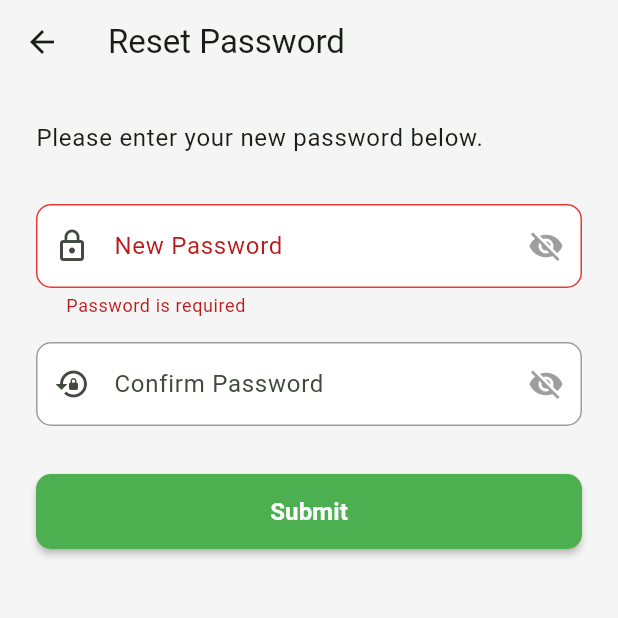
After one commit to Wajbat/Wajbat_Flutter, a Flutter app: the ResetPasswordScreen screen opened by its route, after a tap on "Submit", on a phone screen of 412 x 824 dp, the top half of it. The commit adds this screen. Run offline on Flutter 3.47's test engine with Material 3 defaults, Android fonts, the light colour scheme and no system bars; our stand-ins replace cached_network_image, flutter_datetime_picker_plus, flutter_dotenv, flutter_image_compress, geocoding, geolocator and 7 more; accounts and stored records are empty.

Commit message:
reset password commit

```diff
--- a/lib/core/constants/app_routes.dart
+++ b/lib/core/constants/app_routes.dart
@@ -19,4 +19,5 @@ class AppRoutes {
   static const String chatbot = '/chatbot';
   static const String supportTicket = '/support-ticket';
   static const String myDonations = '/my-donations';
+  static const String resetPassword = '/reset-password';
 }
--- a/lib/core/localization/app_localizations.dart
+++ b/lib/core/localization/app_localizations.dart
@@ -210,6 +210,11 @@ class AppLocalizations {
       'reset_password_desc': 'Enter your email address and we will send you a link to reset your password.',
       'send_reset_link': 'Send Reset Link',
       'password_reset_sent': 'Password reset link sent! Check your email.',
+      'reset_password_instruction': 'Please enter your new password below.',
+      'new_password': 'New Password',
+      'password_too_short': 'Password must be at least 8 characters long',
+      'password_updated_success': 'Password updated successfully!',
+      'error_reset_password': 'Failed to reset password. Please try again.',
     },
     'ar': {
       'app_name': 'وجبات',
@@ -404,6 +409,11 @@ class AppLocalizations {
       'reset_password_desc': 'أدخل عنوان بريدك الإلكتروني وسنرسل لك رابطاً لإعادة تعيين كلمة المرور الخاصة بك.',
       'send_reset_link': 'إرسال رابط الإعادة',
       'password_reset_sent': 'تم إرسال رابط إعادة تعيين كلمة المرور! تحقق من بريدك الإلكتروني.',
+      'reset_password_instruction': 'يرجى إدخال كلمة المرور الجديدة أدناه.',
+      'new_password': 'كلمة المرور الجديدة',
+      'password_too_short': 'يجب أن تتكون كلمة المرور من 8 أحرف على الأقل',
+      'password_updated_success': 'تم تحديث كلمة المرور بنجاح!',
+      'error_reset_password': 'فشل إعادة تعيين كلمة المرور. يرجى المحاولة مرة أخرى.',
     },
   };
 
--- /dev/null
+++ b/lib/core/utils/navigator_key.dart
@@ -0,0 +1,5 @@
+import 'package:flutter/material.dart';
+
+class AppNavigator {
+  static final GlobalKey<NavigatorState> navigatorKey = GlobalKey<NavigatorState>();
+}
--- a/lib/main.dart
+++ b/lib/main.dart
@@ -28,6 +28,9 @@ import 'screens/support/support_ticket_screen.dart';
 import 'screens/support/chatbot_screen.dart';
 import 'screens/rewards/leaderboard_screen.dart';
 import 'screens/chat/chat_screen.dart';
+import 'screens/auth/reset_password_screen.dart';
+import 'core/utils/navigator_key.dart';
+import 'package:supabase_flutter/supabase_flutter.dart';
 
 void main() async {
   WidgetsFlutterBinding.ensureInitialized();
@@ -42,8 +45,26 @@ void main() async {
   runApp(const MyApp());
 }
 
-class MyApp extends StatelessWidget {
+class MyApp extends StatefulWidget {
   const MyApp({super.key});
+
+  @override
+  State<MyApp> createState() => _MyAppState();
+}
+
+class _MyAppState extends State<MyApp> {
+  @override
+  void initState() {
+    super.initState();
+
+    // Listen for auth state changes to catch password recovery deep link
+    SupabaseConfig.auth.onAuthStateChange.listen((data) {
+      final AuthChangeEvent event = data.event;
+      if (event == AuthChangeEvent.passwordRecovery) {
+        AppNavigator.navigatorKey.currentState?.pushNamed(AppRoutes.resetPassword);
+      }
+    });
+  }
 
   @override
   Widget build(BuildContext context) {
@@ -60,6 +81,7 @@ class MyApp extends StatelessWidget {
         builder: (context, languageProvider, child) {
           return MaterialApp(
             title: 'Wajbat',
+            navigatorKey: AppNavigator.navigatorKey,
             debugShowCheckedModeBanner: false,
             // Localization
             locale: languageProvider.currentLocale,
@@ -91,6 +113,7 @@ class MyApp extends StatelessWidget {
               AppRoutes.login: (context) => const LoginScreen(),
               AppRoutes.register: (context) => const RegisterScreen(),
               AppRoutes.forgotPassword: (context) => const ForgotPasswordScreen(),
+              AppRoutes.resetPassword: (context) => const ResetPasswordScreen(),
               AppRoutes.home: (context) => const HomeScreen(),
               // Role-based home routes also point to HomeScreen which handles internal switching
               AppRoutes.donorHome: (context) => const HomeScreen(),
--- a/lib/providers/auth_provider.dart
+++ b/lib/providers/auth_provider.dart
@@ -118,6 +118,7 @@ class AuthProvider with ChangeNotifier {
     } catch (e) {
       _errorMessage = e.toString();
       notifyListeners();
+      rethrow;
     } finally {
       _setLoading(false);
     }
--- /dev/null
+++ b/lib/screens/auth/reset_password_screen.dart
@@ -0,0 +1,130 @@
+import 'package:flutter/material.dart';
+import 'package:supabase_flutter/supabase_flutter.dart';
+import '../../core/config/supabase_config.dart';
+import '../../core/constants/app_routes.dart';
+import '../../core/localization/app_localizations.dart';
+import '../../core/utils/snackbar_helper.dart';
+import '../../core/widgets/custom_button.dart';
+import '../../core/widgets/custom_text_field.dart';
+
+class ResetPasswordScreen extends StatefulWidget {
+  const ResetPasswordScreen({super.key});
+
+  @override
+  State<ResetPasswordScreen> createState() => _ResetPasswordScreenState();
+}
+
+class _ResetPasswordScreenState extends State<ResetPasswordScreen> {
+  final _formKey = GlobalKey<FormState>();
+  final _passwordController = TextEditingController();
+  final _confirmPasswordController = TextEditingController();
+  bool _isLoading = false;
+
+  @override
+  void dispose() {
+    _passwordController.dispose();
+    _confirmPasswordController.dispose();
+    super.dispose();
+  }
+
+  Future<void> _handleResetPassword() async {
+    if (!_formKey.currentState!.validate()) return;
+
+    setState(() => _isLoading = true);
+
+    try {
+      await SupabaseConfig.auth.updateUser(
+        UserAttributes(password: _passwordController.text.trim()),
+      );
+
+      if (mounted) {
+        SnackbarHelper.showSuccess(
+          context,
+          AppLocalizations.of(context)!.translate('password_updated_success'),
+        );
+        Navigator.of(context).pushNamedAndRemoveUntil(
+          AppRoutes.login,
+          (route) => false,
+        );
+      }
+    } on AuthException catch (e) {
+      if (mounted) {
+        SnackbarHelper.showError(context, e.message);
+      }
+    } catch (e) {
+      if (mounted) {
+        SnackbarHelper.showError(
+          context,
+          AppLocalizations.of(context)!.translate('error_reset_password'),
+        );
+      }
+    } finally {
+      if (mounted) {
+        setState(() => _isLoading = false);
+      }
+    }
+  }
+
+  @override
+  Widget build(BuildContext context) {
+    final l10n = AppLocalizations.of(context)!;
+
+    return Scaffold(
+      appBar: AppBar(
+        title: Text(l10n.translate('reset_password')),
+      ),
+      body: SafeArea(
+        child: SingleChildScrollView(
+          padding: const EdgeInsets.all(24.0),
+          child: Form(
+            key: _formKey,
+            child: Column(
+              crossAxisAlignment: CrossAxisAlignment.stretch,
+              children: [
+                Text(
+                  l10n.translate('reset_password_instruction'),
+                  style: Theme.of(context).textTheme.bodyLarge,
+                ),
+                const SizedBox(height: 32),
+                CustomTextField(
+                  controller: _passwordController,
+                  label: l10n.translate('new_password'),
+                  prefixIcon: Icons.lock_outline,
+                  obscureText: true,
+                  validator: (value) {
+                    if (value == null || value.isEmpty) {
+                      return l10n.translate('password_required');
+                    }
+                    if (value.length < 8) {
+                      return l10n.translate('password_too_short');
+                    }
+                    return null;
+                  },
+                ),
+                const SizedBox(height: 16),
+                CustomTextField(
+                  controller: _confirmPasswordController,
+                  label: l10n.translate('confirm_password'),
+                  prefixIcon: Icons.lock_reset,
+                  obscureText: true,
+                  validator: (value) {
+                    if (value != _passwordController.text) {
+                      return l10n.translate('passwords_match_error');
+                    }
+                    return null;
+                  },
+                ),
+                const SizedBox(height: 32),
+                CustomButton(
+                  text: l10n.translate('submit'),
+                  onPressed: _handleResetPassword,
+                  isLoading: _isLoading,
+                ),
+              ],
+            ),
+          ),
+        ),
+      ),
+    );
+  }
+}
--- a/lib/services/auth_service.dart
+++ b/lib/services/auth_service.dart
@@ -235,7 +235,12 @@ class AuthService {
   // Reset Password
   Future<void> resetPassword({required String email}) async {
     try {
-      await _client.auth.resetPasswordForEmail(email);
+      await _client.auth.resetPasswordForEmail(
+        email,
+        redirectTo: 'wajbat://reset-password',
+      );
+    } on AuthException catch (e) {
+      throw Exception(e.message);
     } catch (e) {
       throw Exception('Reset password error: $e');
     }
```
Also changed, not shown: 2 other files.
